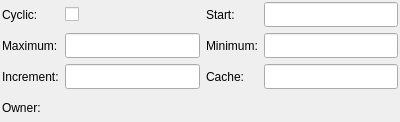
pgmodeler/pgmodeler, file libpgmodeler_ui/ui/sequencewidget.ui: the form before one commit.
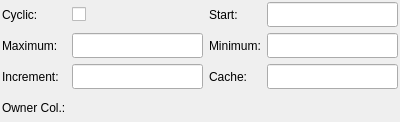
The form after the commit.

Diff of the .ui file:
```diff
--- a/libpgmodeler_ui/ui/sequencewidget.ui
+++ b/libpgmodeler_ui/ui/sequencewidget.ui
@@ -189,7 +189,7 @@
    <item row="3" column="0">
     <widget class="QLabel" name="owner_col_lbl">
      <property name="text">
-      <string>Owner:</string>
+      <string>Owner Col.:</string>
      </property>
     </widget>
    </item>
```
Left out of the diff: 11 changed lines with no effect on the pictures.
